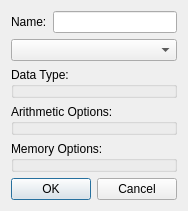
Above: instructioneditordialog.ui from Ty-Frame/Tomasulos-Algorithm before the change. Below: the same form after it.
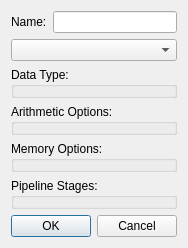
That is the form after the change.

Commit message:
Added PipelineStages Enumeration
Also updated instructioneditor and instrucitonfileeditor ui as needed to modify this new field.

```diff
--- a/instructioneditordialog.ui
+++ b/instructioneditordialog.ui
@@ -7,7 +7,7 @@
     <x>0</x>
     <y>0</y>
     <width>184</width>
-    <height>206</height>
+    <height>242</height>
    </rect>
   </property>
   <property name="windowTitle">
@@ -52,6 +52,13 @@
      </property>
     </widget>
    </item>
+   <item>
+    <widget class="QGroupBox" name="pipelineStagesGroupBox">
+     <property name="title">
+      <string>Pipeline Stages:</string>
+     </property>
+    </widget>
+   </item>
    <item>
     <widget class="QDialogButtonBox" name="buttonBox">
      <property name="orientation">
```
The commit also changes 5 other files.
